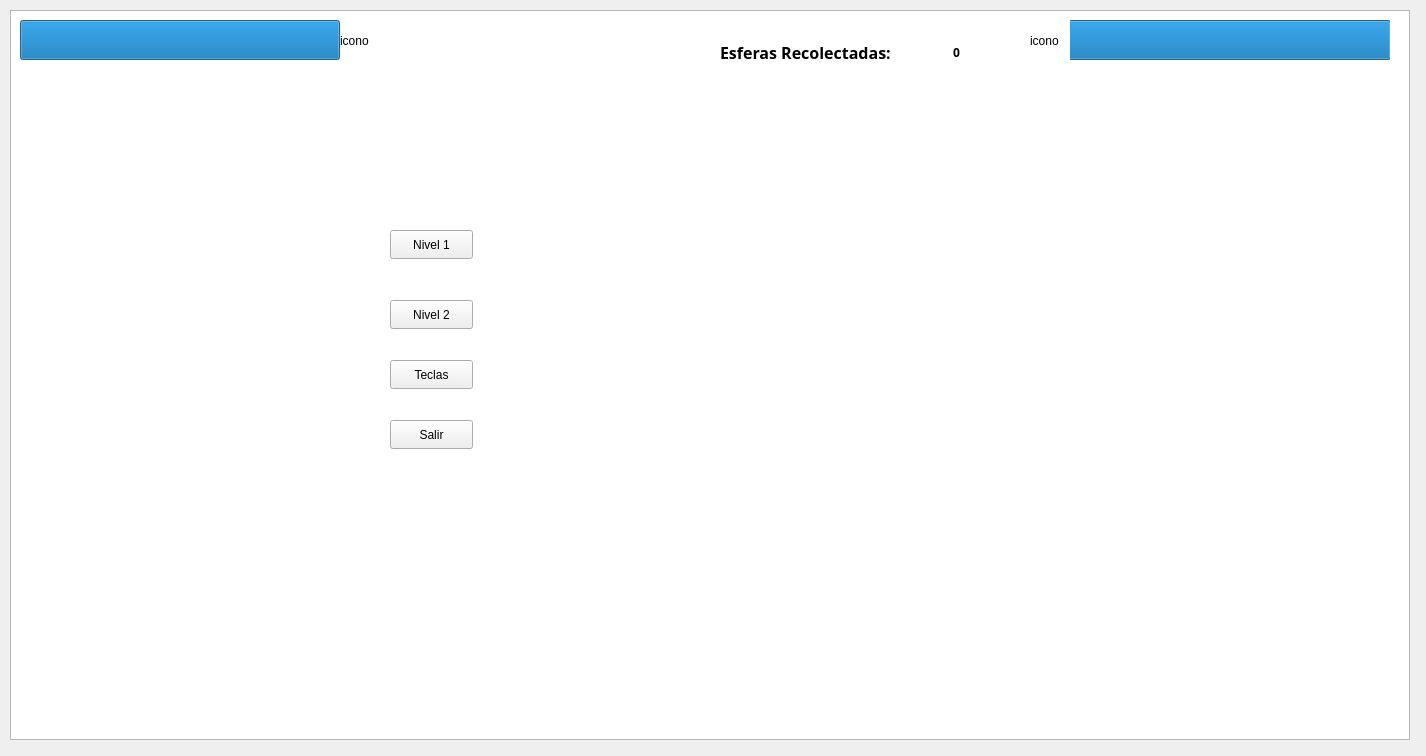
Above: mainwindow.ui from Nooby54/Proyecto-Final before the change. Below: the same form after it.
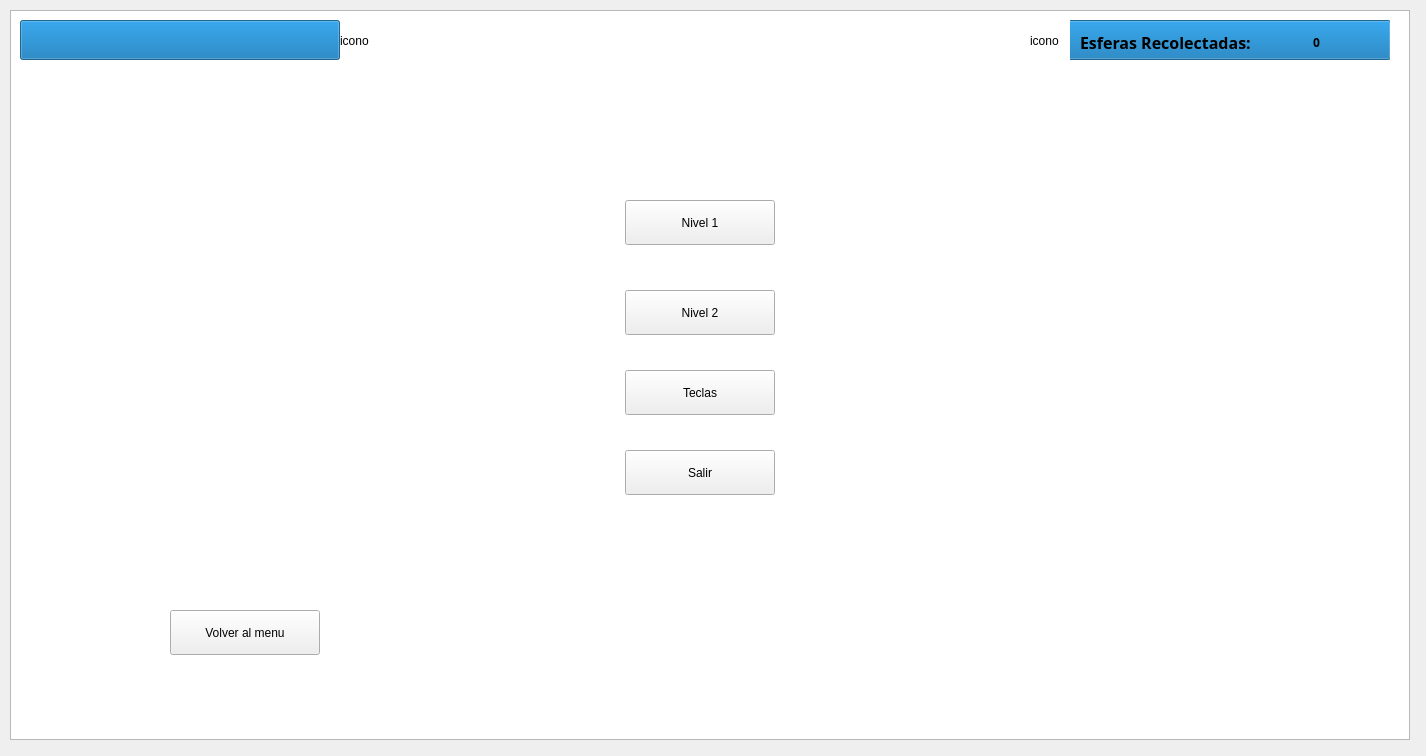
That is the form after the change.

Commit message: Inicializo los punteros a nulo, elimino las plataformas de Goku puesto que ya no son necesarias, termino de añadir el menu y las terminaciones de nivel (probar intensamente), añado sprites nuevos para los obstaculos del nivel 1. Falta revisar bien el movimiento de las esferas porque se estan bugueando

```diff
--- a/mainwindow.ui
+++ b/mainwindow.ui
@@ -17,10 +17,10 @@
    <widget class="QPushButton" name="nivel1">
     <property name="geometry">
      <rect>
-      <x>390</x>
-      <y>230</y>
-      <width>83</width>
-      <height>29</height>
+      <x>625</x>
+      <y>200</y>
+      <width>150</width>
+      <height>45</height>
      </rect>
     </property>
     <property name="text">
@@ -30,10 +30,10 @@
    <widget class="QPushButton" name="nivel2">
     <property name="geometry">
      <rect>
-      <x>390</x>
-      <y>300</y>
-      <width>83</width>
-      <height>29</height>
+      <x>625</x>
+      <y>290</y>
+      <width>150</width>
+      <height>45</height>
      </rect>
     </property>
     <property name="text">
@@ -43,10 +43,10 @@
    <widget class="QPushButton" name="teclas">
     <property name="geometry">
      <rect>
-      <x>390</x>
-      <y>360</y>
-      <width>83</width>
-      <height>29</height>
+      <x>625</x>
+      <y>370</y>
+      <width>150</width>
+      <height>45</height>
      </rect>
     </property>
     <property name="text">
@@ -56,10 +56,10 @@
    <widget class="QPushButton" name="salir">
     <property name="geometry">
      <rect>
-      <x>390</x>
-      <y>420</y>
-      <width>83</width>
-      <height>29</height>
+      <x>625</x>
+      <y>450</y>
+      <width>150</width>
+      <height>45</height>
      </rect>
     </property>
     <property name="text">
@@ -155,8 +155,8 @@
    <widget class="QLabel" name="labelEsferas">
     <property name="geometry">
      <rect>
-      <x>720</x>
-      <y>40</y>
+      <x>1080</x>
+      <y>30</y>
       <width>231</width>
       <height>25</height>
      </rect>
@@ -175,8 +175,8 @@
    <widget class="QLabel" name="conteoEsferas">
     <property name="geometry">
      <rect>
-      <x>950</x>
-      <y>40</y>
+      <x>1310</x>
+      <y>30</y>
       <width>63</width>
       <height>25</height>
      </rect>
@@ -191,6 +191,19 @@
      <string> 0</string>
     </property>
    </widget>
+   <widget class="QPushButton" name="menu">
+    <property name="geometry">
+     <rect>
+      <x>170</x>
+      <y>610</y>
+      <width>150</width>
+      <height>45</height>
+     </rect>
+    </property>
+    <property name="text">
+     <string>Volver al menu</string>
+    </property>
+   </widget>
    <zorder>graphicsView</zorder>
    <zorder>nivel1</zorder>
    <zorder>nivel2</zorder>
@@ -202,6 +215,7 @@
    <zorder>iconoEnemigo</zorder>
    <zorder>labelEsferas</zorder>
    <zorder>conteoEsferas</zorder>
+   <zorder>menu</zorder>
   </widget>
  </widget>
  <resources/>
```
The commit also changes 18 other files.
